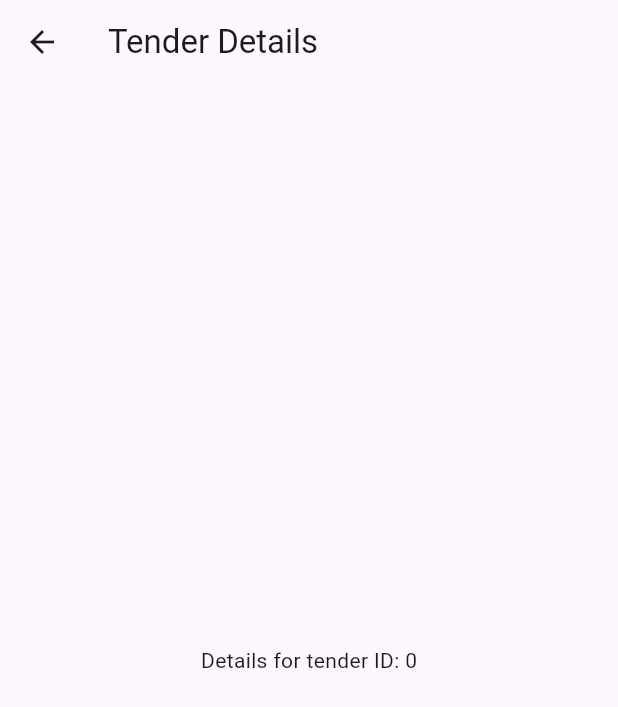
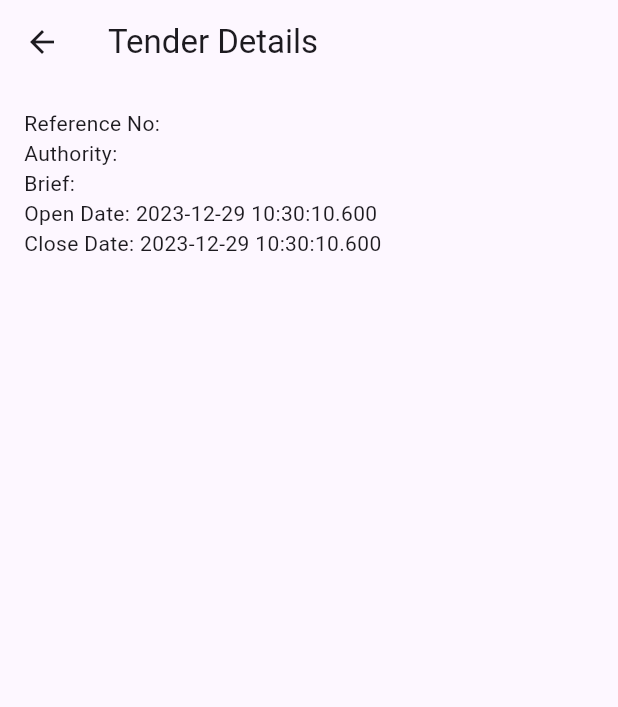
Before and after one commit to CreatorB/flutter-medmap, a Flutter app: the TenderDetailPage screen opened directly with empty values, on a phone screen of 412 x 824 dp. Shown: the top 707 px of the screen. Run offline on Flutter 3.47's test engine with Material 3 defaults, Android fonts, the phone set to English and light mode, and no system bars; our stand-ins replace flutter_cache_manager, flutter_image_compress, flutter_svg; missing offline and left inert: navbar_router; project files that could hold a hidden picture were left out.

Commit message:
:hammer: [fix] Detail Tender : update view pdf button

```diff
--- a/lib/models/tender_response.dart
+++ b/lib/models/tender_response.dart
@@ -71,7 +71,7 @@ class TenderData {
   final dynamic tenderValue;
   final dynamic attachment;
   final dynamic emd;
-  final dynamic documentFee;
+  final DocumentFee? documentFee;
   final List<Tag> tags;
   final Healthcare healthcare;
   final StateInfo state;
@@ -125,11 +125,55 @@ class TenderData {
       tenderValue: json['tender_value'],
       attachment: json['attachment'],
       emd: json['emd'],
-      documentFee: json['document_fee'],
+      // documentFee: json['document_fee'],
+      documentFee: json['document_fee'] != null
+          ? new DocumentFee.fromJson(json['document_fee'])
+          : null,
       tags: List<Tag>.from(json['tags'].map((x) => Tag.fromJson(x))),
       healthcare: Healthcare.fromJson(json['healthcare']),
       state: StateInfo.fromJson(json['state']),
     );
+  }
+}
+
+class DocumentFee {
+  int? id;
+  String? extname;
+  String? type;
+  String? path;
+  String? createdAt;
+  String? updatedAt;
+  String? url;
+
+  DocumentFee(
+      {this.id,
+      this.extname,
+      this.type,
+      this.path,
+      this.createdAt,
+      this.updatedAt,
+      this.url});
+
+  DocumentFee.fromJson(Map<String, dynamic> json) {
+    id = json['id'];
+    extname = json['extname'];
+    type = json['type'];
+    path = json['path'];
+    createdAt = json['created_at'];
+    updatedAt = json['updated_at'];
+    url = json['url'];
+  }
+
+  Map<String, dynamic> toJson() {
+    final Map<String, dynamic> data = new Map<String, dynamic>();
+    data['id'] = this.id;
+    data['extname'] = this.extname;
+    data['type'] = this.type;
+    data['path'] = this.path;
+    data['created_at'] = this.createdAt;
+    data['updated_at'] = this.updatedAt;
+    data['url'] = this.url;
+    return data;
   }
 }
 
--- a/lib/views/tenders.dart
+++ b/lib/views/tenders.dart
@@ -195,7 +195,7 @@ class _TenderState extends State<Tenders> {
                                 context,
                                 MaterialPageRoute(
                                   builder: (context) =>
-                                      TenderDetailPage(tenderId: tender.id),
+                                      TenderDetailPage(item: tender),
                                 ),
                               );
                             },
@@ -214,9 +214,9 @@ class _TenderState extends State<Tenders> {
 }
 
 class TenderDetailPage extends StatelessWidget {
-  final int tenderId;
+  final TenderData item;
 
-  TenderDetailPage({required this.tenderId});
+  TenderDetailPage({Key? key, required this.item});
 
   @override
   Widget build(BuildContext context) {
@@ -224,8 +224,27 @@ class TenderDetailPage extends StatelessWidget {
       appBar: AppBar(
         title: Text('Tender Details'),
       ),
-      body: Center(
-        child: Text('Details for tender ID: $tenderId'),
+      body: SingleChildScrollView(
+        padding: EdgeInsets.all(16.0),
+        child: Column(
+          crossAxisAlignment: CrossAxisAlignment.start,
+          children: <Widget>[
+            Text('Reference No: ${item.refNo}'),
+            Text('Authority: ${item.authority}'),
+            Text('Brief: ${item.brief}'),
+            Text('Open Date: ${item.openDate.toLocal()}'),
+            Text('Close Date: ${item.closeDate.toLocal()}'),
+            SizedBox(height: 20),
+            if (item.documentFee?.url != null &&
+                item.documentFee!.url!.isNotEmpty)
+              ElevatedButton(
+                onPressed: () {
+                  Utils.launchURL(context, item.documentFee!.url.toString());
+                },
+                child: Text('View Document Fee'),
+              ),
+          ],
+        ),
       ),
     );
   }
--- a/pubspec.yaml
+++ b/pubspec.yaml
@@ -38,10 +38,10 @@ dependencies:
   navbar_router: ^0.6.3
   flutter_svg: ^2.0.9
   http: ^1.1.0
-  url_launcher: ^6.2.1
   flutter_cache_manager: ^3.3.1
   flutter_image_compress: ^2.1.0
   intl: ^0.19.0
+  url_launcher: ^6.2.2
 
 dev_dependencies:
   flutter_application_id: ^2.0.0-dev
```
Also changed, not shown: lib/utils.dart (+10 -1 lines), pubspec.lock.
